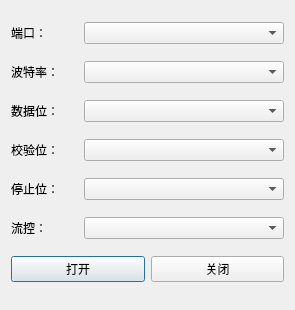
This is NAT/serialconfig.ui in cradle08/NAT_App as Qt 5 draws it before an edit. The edited form follows.
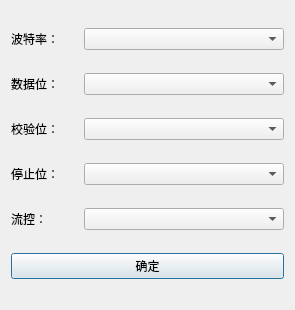
This is the edited form.

Patch:
```diff
--- a/NAT/serialconfig.ui
+++ b/NAT/serialconfig.ui
@@ -14,20 +14,6 @@
    <string>串口设置</string>
   </property>
   <layout class="QVBoxLayout" name="verticalLayout">
-   <item>
-    <layout class="QHBoxLayout" name="horizontalLayout" stretch="1,3">
-     <item>
-      <widget class="QLabel" name="label_Port">
-       <property name="text">
-        <string>端口：</string>
-       </property>
-      </widget>
-     </item>
-     <item>
-      <widget class="QComboBox" name="comboBox_Port"/>
-     </item>
-    </layout>
-   </item>
    <item>
     <layout class="QHBoxLayout" name="horizontalLayout_2" stretch="1,3">
      <item>
@@ -99,18 +85,11 @@
     </layout>
    </item>
    <item>
-    <layout class="QHBoxLayout" name="horizontalLayout_7" stretch="1,1">
+    <layout class="QHBoxLayout" name="horizontalLayout_7" stretch="1">
      <item>
       <widget class="QPushButton" name="pushButton_Open">
        <property name="text">
-        <string>打开</string>
-       </property>
-      </widget>
-     </item>
-     <item>
-      <widget class="QPushButton" name="pushButton_Close">
-       <property name="text">
-        <string>关闭</string>
+        <string>确定</string>
        </property>
       </widget>
      </item>
```
Left out of the diff: 2 changed lines with no effect on the pictures.
